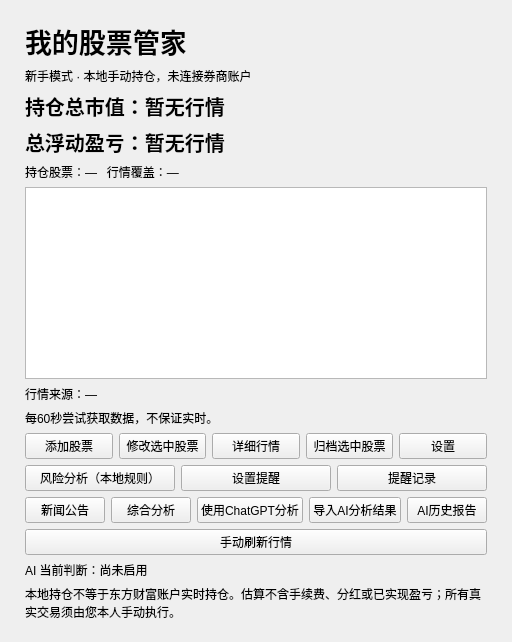
This is stockwidget/ui/portfolio.ui in kri41106/a-share-ai-butler as Qt 5 draws it before an edit. The edited form follows.
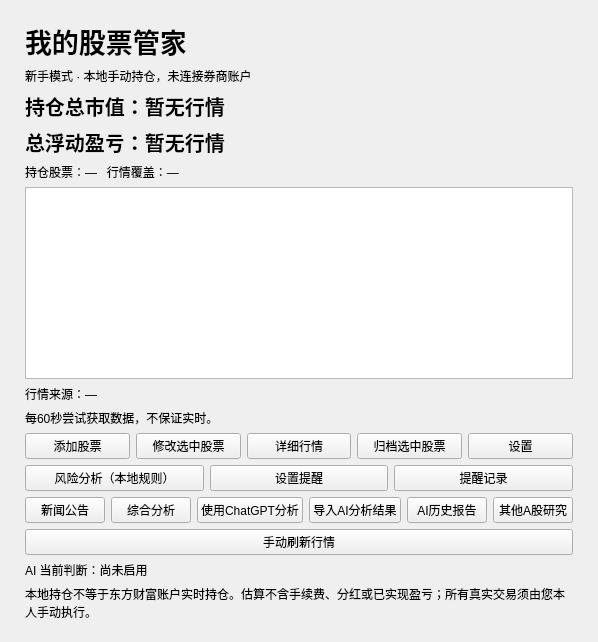
This is the edited form.

Commit message: feat: add A-share candidate research and unify three-option ChatGPT prompt

Diff of the .ui file:
```diff
--- a/stockwidget/ui/portfolio.ui
+++ b/stockwidget/ui/portfolio.ui
@@ -242,6 +242,13 @@
            </property>
           </widget>
          </item>
+         <item>
+          <widget class="QPushButton" name="candidatesButton">
+           <property name="text">
+            <string>其他A股研究</string>
+           </property>
+          </widget>
+         </item>
         </layout>
        </item>
        <item>
```
The commit also changes 20 other files.
